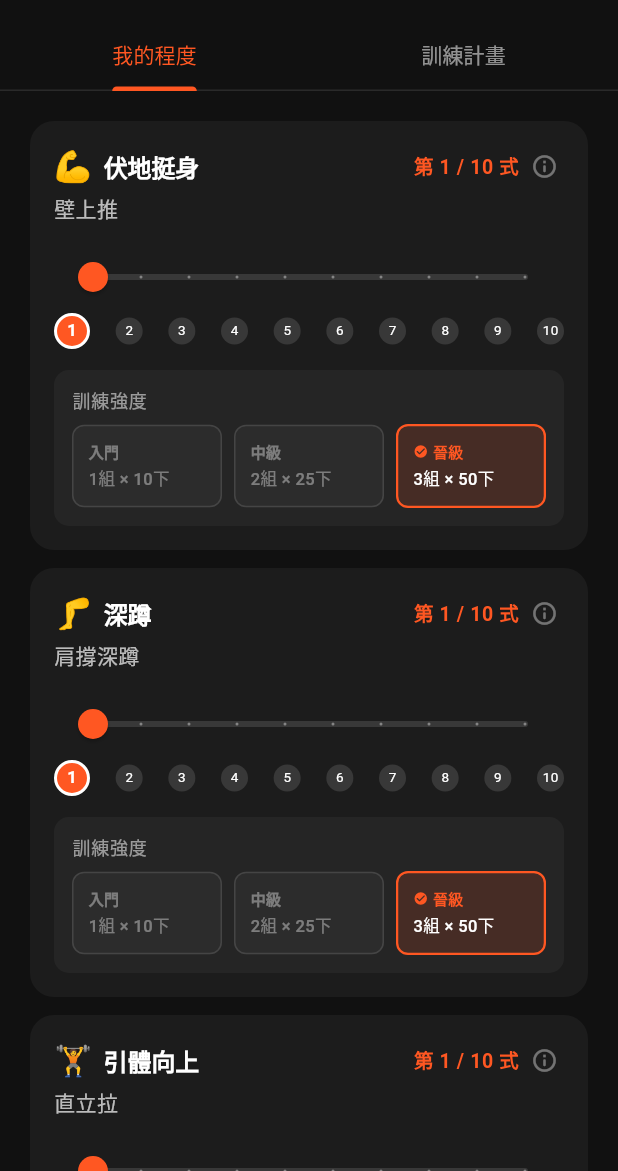
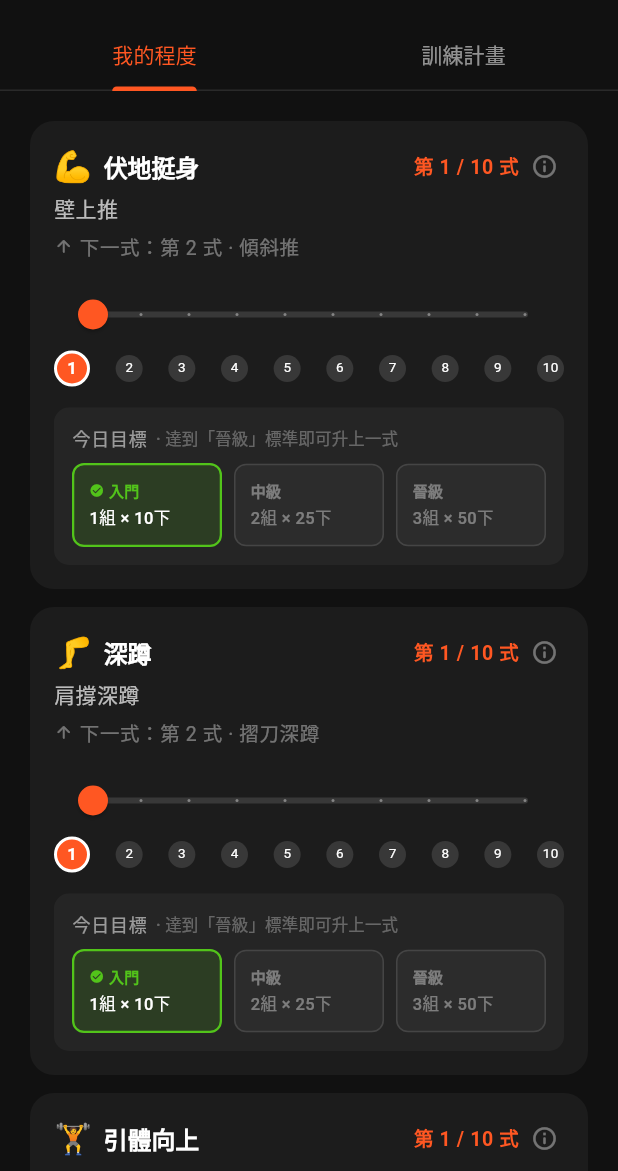
Before and after one commit to seasu/ConvictSix-Calisthenics-Tracker, a Flutter app: the ProgramSetupScreen screen opened directly, on a phone screen of 412 x 824 dp, the part 65-1236 px from its top. Run offline on Flutter 3.47's test engine with Material 3 defaults, Android fonts, the phone set to English and light mode, and no system bars; our stand-ins replace flutter_riverpod, shared_preferences; accounts and stored records are empty.

Commit message:
Simplify training plan to boost adherence
- Default schedule: 5 days → CC "Good Behavior" 3 days × 2 movements
- New users default to 入門 standard instead of hardest 晉級 target
- Reframe intensity picker as 今日目標 + 升式門檻 ladder
- Add next-step preview to each setup card (🏆 at master step)
- Bump version v1.5.8 → v1.6.0

Co-Authored-By: Claude Opus 4.8 <noreply@anthropic.com>
Claude-Session: https://claude.ai/code/session_01F9SEajy9a7vRe7JpDRamsD

```diff
--- a/lib/features/home/home_screen.dart
+++ b/lib/features/home/home_screen.dart
@@ -13,7 +13,7 @@ import '../../shared/widgets/character_painter.dart';
 import '../../shared/widgets/exercise_detail_sheet.dart';
 import '../../shared/widgets/exercise_progress_card.dart';
 
-const _kAppVersion = 'v1.5.8';
+const _kAppVersion = 'v1.6.0';
 
 class HomeScreen extends ConsumerWidget {
   const HomeScreen({super.key});
--- a/lib/features/program_setup/program_setup_screen.dart
+++ b/lib/features/program_setup/program_setup_screen.dart
@@ -158,6 +158,37 @@ class _ExerciseStepCard extends ConsumerWidget {
             style: theme.textTheme.bodyMedium
                 ?.copyWith(color: Colors.white70),
           ),
+          const SizedBox(height: 6),
+          // Next-step preview — keeps the immediate goal in sight
+          if (currentStep < 10)
+            Row(
+              children: [
+                const Icon(Icons.arrow_upward_rounded,
+                    size: 13, color: Colors.white38),
+                const SizedBox(width: 4),
+                Expanded(
+                  child: Text(
+                    '下一式：第 ${currentStep + 1} 式 · '
+                    '${exercise.stepAt(currentStep + 1).nameZh}',
+                    style: theme.textTheme.bodySmall
+                        ?.copyWith(color: Colors.white38),
+                    overflow: TextOverflow.ellipsis,
+                  ),
+                ),
+              ],
+            )
+          else
+            Row(
+              children: [
+                const Text('🏆', style: TextStyle(fontSize: 13)),
+                const SizedBox(width: 4),
+                Text(
+                  '已達最高式',
+                  style: theme.textTheme.bodySmall
+                      ?.copyWith(color: theme.colorScheme.primary),
+                ),
+              ],
+            ),
           const SizedBox(height: 12),
           // Step slider
           SliderTheme(
@@ -257,10 +288,23 @@ class _ProgressionStandard extends ConsumerWidget {
       child: Column(
         crossAxisAlignment: CrossAxisAlignment.start,
         children: [
-          Text(
-            '訓練強度',
-            style: theme.textTheme.labelMedium
-                ?.copyWith(color: Colors.white54),
+          Row(
+            children: [
+              Text(
+                '今日目標',
+                style: theme.textTheme.labelMedium
+                    ?.copyWith(color: Colors.white54),
+              ),
+              const SizedBox(width: 6),
+              Expanded(
+                child: Text(
+                  '· 達到「晉級」標準即可升上一式',
+                  style: theme.textTheme.labelSmall
+                      ?.copyWith(color: Colors.white30),
+                  overflow: TextOverflow.ellipsis,
+                ),
+              ),
+            ],
           ),
           const SizedBox(height: 8),
           Row(
--- a/pubspec.yaml
+++ b/pubspec.yaml
@@ -1,7 +1,7 @@
 name: convict_six_calisthenics_tracker
 description: Track your calisthenics progress through a six-movement, ten-step progression system.
 publish_to: 'none'
-version: 1.5.8+16
+version: 1.6.0+17
 
 environment:
   sdk: '>=3.0.0 <4.0.0'
```
Also changed, not shown: lib/data/models/training_schedule.dart (+9 -24 lines), lib/data/models/user_progression.dart (+5 -4 lines), 1 other file.
